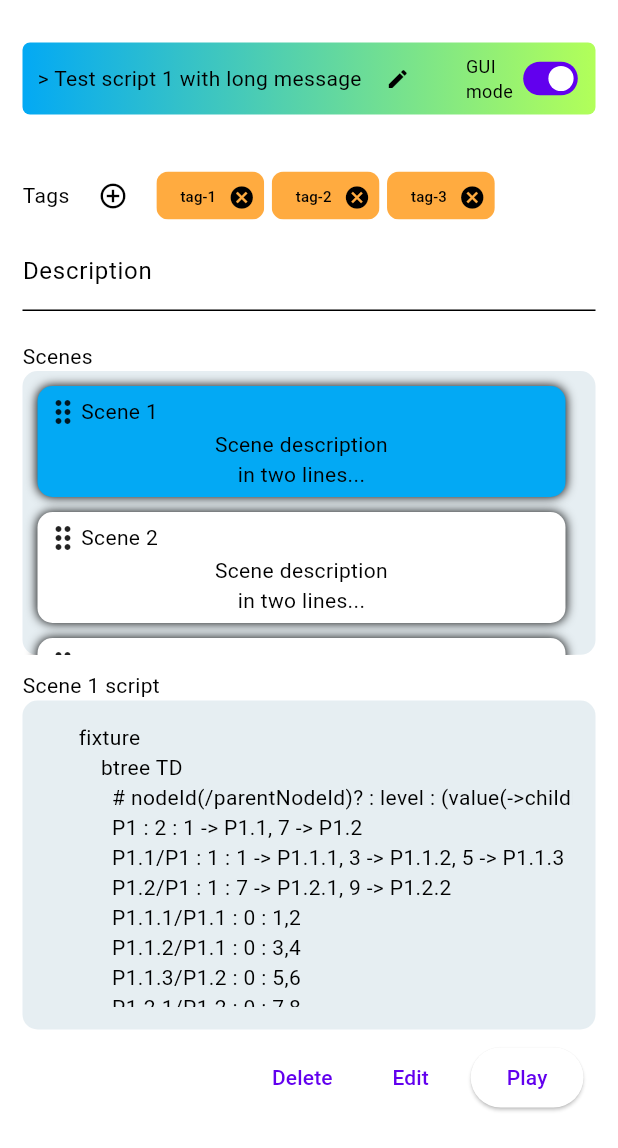
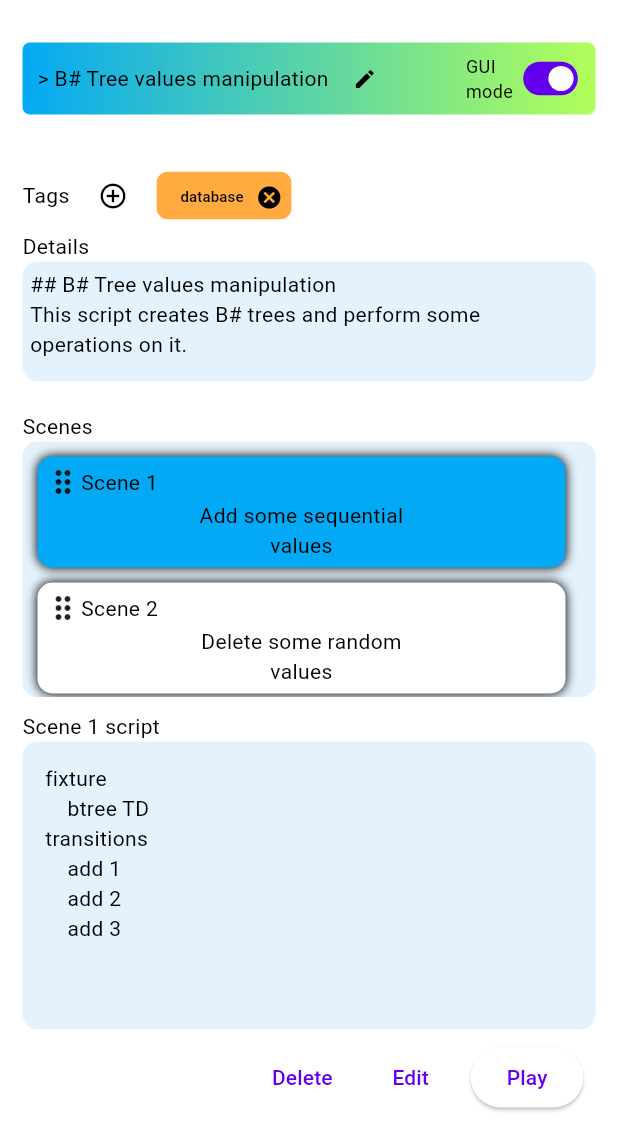
Before and after one commit to it-toolkit/visualizeit, a Flutter app: the screen it shows after launch, after a tap on "View", on a phone screen of 412 x 824 dp, the part 88-1236 px from its top. Run offline on Flutter 3.47's test engine with Material 3 defaults, Android fonts, the phone set to English and light mode, and no system bars; our stand-ins replace flutter_markdown, go_router.

Commit message:
refactor: Improve and move fake data (scripts, descriptions, etc.) to a single location to remove/update it easily.

```diff
--- a/lib/common/ui/tags_widget.dart
+++ b/lib/common/ui/tags_widget.dart
@@ -1,4 +1,6 @@
 import 'package:flutter/material.dart';
+
+import '../../fake_data.dart';
 
 class TagsWidget extends StatefulWidget {
   const TagsWidget({super.key});
@@ -25,9 +27,7 @@ class _TagsState extends State<TagsWidget> {
           tooltip: "Add",
           iconSize: 20,
         ),
-        buildChip("tag-1", () => {}),
-        buildChip("tag-2", () => {}),
-        buildChip("tag-3", () => {}),
+        buildChip(fakeSelectedTags[0], () => {}),
       ],
     );
   }
--- a/lib/extension/ui/extension_page.dart
+++ b/lib/extension/ui/extension_page.dart
@@ -3,6 +3,7 @@ import 'package:flutter_markdown/flutter_markdown.dart';
 import 'package:visualizeit/common/ui/base_page.dart';
 
 import '../../common/ui/adaptive_container_widget.dart';
+import '../../fake_data.dart';
 
 class ExtensionPage extends StatefulBasePage {
   const ExtensionPage({super.key, super.onHelpPressed});
@@ -22,15 +23,7 @@ class Extension {
 
 class _ExtensionPageState extends BasePageState<ExtensionPage> {
   //TODO implement extensions model
-  final List<Extension> _extensions = List<int>.generate(20, (i) => i + 1).map((i) {
-    final doc = """
-## Documentation for extension $i
-This is a fake extension.
-        """
-        .trimLeft();
-
-    return Extension('Fake extension $i', doc);
-  }).toList();
+  final List<Extension> _extensions = fakeExtensions;
 
   List<Extension> _filteredExtensions = [];
   int? _selectedIndex;
@@ -67,8 +60,7 @@ This is a fake extension.
             const Text("Extensions"),
             Expanded(
                 child: Container(
-                    decoration:
-                        const BoxDecoration(color: Color.fromRGBO(171, 197, 212, 0.3), borderRadius: BorderRadius.all(Radius.circular(10))),
+                    decoration: BoxDecoration(color: Colors.blue.shade50, borderRadius: const BorderRadius.all(Radius.circular(10))),
                     child: Material(
                         type: MaterialType.transparency,
                         child: _filteredExtensions.isNotEmpty || _query.isNotEmpty
@@ -137,9 +129,9 @@ This is a fake extension.
             Expanded(
               child: Container(
                   padding: const EdgeInsets.all(15.0),
-                  decoration: const BoxDecoration(
-                    color: Color.fromRGBO(171, 197, 212, 0.3),
-                    borderRadius: BorderRadius.all(Radius.circular(10)),
+                  decoration: BoxDecoration(
+                    color: Colors.blue.shade50,
+                    borderRadius: const BorderRadius.all(Radius.circular(10)),
                   ),
                   child: detailsWidget),
             ),
--- /dev/null
+++ b/lib/fake_data.dart
@@ -0,0 +1,80 @@
+import 'package:visualizeit/common/utils/extensions.dart';
+
+import 'extension/ui/extension_page.dart';
+
+const fakeScriptNames = [
+  "B# Tree values manipulation",
+  "B# Tree underflow",
+  "B# Tree overflow",
+  "Merge sort",
+];
+
+const fakeSelectedScriptId = "0";
+
+final fakeSelectedScriptDetails = """
+  ## B# Tree values manipulation
+  This script creates B# trees and perform some operations on it.
+  """
+    .trimIndent();
+
+const fakeSelectedTags = ["database"];
+
+const fakeScenes = [
+  'Add some sequential\nvalues',
+  'Delete some random\nvalues',
+  'Add some random\nvalues',
+];
+
+final fakeSceneScriptExample = """
+      fixture
+          btree TD
+      transitions
+          add 1
+          add 2
+          add 3
+      """
+    .trimIndent();
+
+final fakeFullScriptExample = """
+      name [${fakeScriptNames[0]}]
+      details [[[
+        ## B# Tree values manipulation
+        This script creates B# trees and perform some operations on it.
+      ]]]
+      tags: data-structure
+      scene 1
+          description [${fakeScenes[0]}]
+          fixture
+              btree TD
+          transitions
+              add 1
+              add 2
+              add 3
+
+      scene 2
+          description [${fakeScenes[1]}]
+          fixture
+              btree TD
+              values 1, 2, 3, 4, 5, 6, 7, 8, 9
+          transitions
+              delete 2
+              delete 5
+              delete 7
+
+      scene 3
+          description [${fakeScenes[2]}]
+          fixture
+              btree TD
+          transitions
+              add 1
+              add 7
+              add 2
+              add 23
+      """
+    .trimIndent();
+
+final fakeExtensions = [
+  Extension('B# Tree', "B# Tree implementation for academic purposes"),
+  Extension('Flow diagram', "Flow diagram implementation supporting partial Mermaid syntax"),
+  Extension('Merge Sort', "Merge Sort implementation for academic purposes"),
+];
--- a/lib/player/ui/player_page.dart
+++ b/lib/player/ui/player_page.dart
@@ -4,6 +4,8 @@ import 'package:visualizeit/common/ui/custom_bar_widget.dart';
 import 'package:visualizeit/player/ui/player_button_bar.dart';
 import 'package:visualizeit/common/ui/base_page.dart';
 import 'package:visualizeit/visualizer/ui/canvas_widget.dart';
+
+import '../../fake_data.dart';
 
 class PlayerPage extends StatefulBasePage {
   const PlayerPage({super.key, required this.scriptId, super.onSignInPressed, super.onHelpPressed, super.onExtensionsPressed});
@@ -22,14 +24,14 @@ class PlayerPageState extends BasePageState<PlayerPage> {
   @override
   PreferredSizeWidget? buildAppBarBottom(BuildContext context) {
     return customBarWithModeSwitch(
-      "> ${widget.scriptId}",
+      "> ${fakeScriptNames[int.tryParse(widget.scriptId) ?? 0]}",
       (bool it) => {
         debugPrint("Mode updated: $it"),
         setState(() {
           graphicalMode = it;
         })
       },
-      (bool it) => it ? "View" : "Script",
+      (bool it) => it ? "View" : "Exploration",
     );
   }
 
@@ -82,7 +84,7 @@ class PlayerPageState extends BasePageState<PlayerPage> {
                 ],
               )),
           const Spacer(flex: 2),
-          buildScriptWidget(context, buildButtonBar(context), scriptExample),
+          buildScriptWidget(context, buildButtonBar(context), fakeSceneScriptExample),
         ],
       )
     ]);
@@ -99,10 +101,7 @@ class PlayerPageState extends BasePageState<PlayerPage> {
             Expanded(
               child: Container(
                 padding: const EdgeInsets.all(15.0),
-                decoration: const BoxDecoration(
-                  color: Color.fromRGBO(171, 197, 212, 0.3),
-                  // borderRadius: BorderRadius.all(Radius.circular(10)),
-                ),
+                decoration: BoxDecoration(color: Colors.blue.shade50),
                 child: SingleChildScrollView(
                   physics: const ClampingScrollPhysics(),
                   child: SingleChildScrollView(
@@ -117,25 +116,4 @@ class PlayerPageState extends BasePageState<PlayerPage> {
           ],
         ));
   }
-
-  static const scriptExample = """
-scene A
-    description: B+ Tree values manipulation
-    tags: data-structure, tree
-    fixture
-        btree TD
-          # nodeId(/parentNodeId)? : level : (value(->childNodeId)?)(,value(->childNodeId)?)+
-          P1 : 2 : 1 -> P1.1, 7 -> P1.2
-          P1.1/P1 : 1 : 1 -> P1.1.1, 3 -> P1.1.2, 5 -> P1.1.3
-          P1.2/P1 : 1 : 7 -> P1.2.1, 9 -> P1.2.2
-          P1.1.1/P1.1 : 0 : 1,2
-          P1.1.2/P1.1 : 0 : 3,4
-          P1.1.3/P1.2 : 0 : 5,6
-          P1.2.1/P1.2 : 0 : 7,8
-          P1.2.2/P1.3 : 0 : 9,10,11,12
-    transitions
-        Add node value 13 (1s)
-        Add node value 14 (1s)
-        Delete node value 13
-""";
 }
--- a/lib/scripting/ui/script_editor_page.dart
+++ b/lib/scripting/ui/script_editor_page.dart
@@ -2,7 +2,7 @@ import 'package:flutter/material.dart';
 import 'package:visualizeit/common/ui/adaptive_container_widget.dart';
 import 'package:visualizeit/common/ui/custom_bar_widget.dart';
 import 'package:visualizeit/common/ui/tags_widget.dart';
-import 'package:visualizeit/common/utils/extensions.dart';
+import 'package:visualizeit/fake_data.dart';
 import 'package:visualizeit/scripting/ui/script_view_widget.dart';
 
 import '../../common/ui/base_page.dart';
@@ -26,7 +26,7 @@ class ScriptEditorPageState extends BasePageState<ScriptEditorPage> {
   @override
   PreferredSizeWidget? buildAppBarBottom(BuildContext context) {
     return customBarWithModeSwitch(
-        "> ${widget.scriptId}",
+        "> ${fakeScriptNames[int.tryParse(widget.scriptId) ?? 0]}",
         (bool it) => {
               debugPrint("Mode updated: $it"),
               setState(() {
@@ -74,7 +74,7 @@ class ScriptEditorPageState extends BasePageState<ScriptEditorPage> {
     return Column(
       crossAxisAlignment: CrossAxisAlignment.stretch,
       children: [
-        buildScriptWidget(context, buildButtonBar(context), _scriptExample),
+        buildScriptWidget(context, buildButtonBar(context), fakeFullScriptExample),
       ],
     );
   }
@@ -83,19 +83,25 @@ class ScriptEditorPageState extends BasePageState<ScriptEditorPage> {
     return AdaptiveContainerWidget(children: [
       buildScenesList(),
       const Spacer(flex: 2),
-      buildScriptWidget(context, buildButtonBar(context), _sceneExample),
+      buildScriptWidget(context, buildButtonBar(context), fakeSceneScriptExample),
     ]);
   }
 
   Widget buildDescriptionRow(BuildContext context) {
-    return Container(
-        constraints: const BoxConstraints(maxHeight: 100),
-        child: const SingleChildScrollView(
-            child: TextField(
-          style: TextStyle(fontSize: 14),
-          decoration: InputDecoration(labelText: "Description", hintText: '...'),
-          maxLines: null,
-        )));
+    return Column(crossAxisAlignment: CrossAxisAlignment.stretch, children: [
+      const Text("Details"),
+      Container(
+        constraints: const BoxConstraints(maxHeight: 80),
+        padding: const EdgeInsets.all(5),
+        decoration: BoxDecoration(
+          color: Colors.blue.shade50,
+          borderRadius: const BorderRadius.all(Radius.circular(10)),
+        ),
+        child: SingleChildScrollView(
+          child: Text(fakeSelectedScriptDetails, style: const TextStyle(fontSize: 14)),
+        ),
+      )
+    ]);
   }
 
   Expanded buildScenesList() {
@@ -107,13 +113,12 @@ class ScriptEditorPageState extends BasePageState<ScriptEditorPage> {
             const Text("Scenes"),
             Expanded(
                 child: Container(
-              decoration:
-                  const BoxDecoration(color: Color.fromRGBO(171, 197, 212, 0.3), borderRadius: BorderRadius.all(Radius.circular(10))),
+              decoration: BoxDecoration(color: Colors.blue.shade50, borderRadius: const BorderRadius.all(Radius.circular(10))),
               child: ReorderableListView.builder(
                 physics: const ClampingScrollPhysics(),
                 onReorder: (int oldIndex, int newIndex) => {},
                 buildDefaultDragHandles: false,
-                itemCount: 5,
+                itemCount: fakeScenes.length,
                 itemBuilder: (BuildContext context, int index) {
                   return ReorderableDragStartListener(
                       index: index,
@@ -129,8 +134,8 @@ class ScriptEditorPageState extends BasePageState<ScriptEditorPage> {
                               ]),
                           child: Column(crossAxisAlignment: CrossAxisAlignment.center, children: [
                             Row(children: [const Icon(Icons.drag_indicator), Text('Scene ${index + 1}')]),
-                            const Text(
-                              'Scene description\nin two lines...',
+                            Text(
+                              fakeScenes[index],
                               textAlign: TextAlign.center,
                             ),
                           ])));
@@ -141,7 +146,6 @@ class ScriptEditorPageState extends BasePageState<ScriptEditorPage> {
         ));
   }
 
-  //TODO replace with Script widget from scripting module
   Expanded buildScriptWidget(BuildContext context, ButtonBar buttonBar, String sampleText) {
     return Expanded(
         flex: 58,
@@ -156,44 +160,4 @@ class ScriptEditorPageState extends BasePageState<ScriptEditorPage> {
           ],
         ));
   }
-
-  final _sceneExample = """
-      fixture
-          btree TD
-            # nodeId(/parentNodeId)? : level : (value(->childNodeId)?)(,value(->childNodeId)?)+
-            P1 : 2 : 1 -> P1.1, 7 -> P1.2
-            P1.1/P1 : 1 : 1 -> P1.1.1, 3 -> P1.1.2, 5 -> P1.1.3
-            P1.2/P1 : 1 : 7 -> P1.2.1, 9 -> P1.2.2
-            P1.1.1/P1.1 : 0 : 1,2
-            P1.1.2/P1.1 : 0 : 3,4
-            P1.1.3/P1.2 : 0 : 5,6
-            P1.2.1/P1.2 : 0 : 7,8
-            P1.2.2/P1.3 : 0 : 9,10,11,12
-      transitions
-          Add node value 13 (1s)
-          Add node value 14 (1s)
-          Delete node value 13
-      """;
-
-  final _scriptExample = """
-      scene A
-          description: B+ Tree values manipulation
-          tags: data-structure, tree
-          fixture
-              btree TD
-                # nodeId(/parentNodeId)? : level : (value(->childNodeId)?)(,value(->childNodeId)?)+
-                P1 : 2 : 1 -> P1.1, 7 -> P1.2
-                P1.1/P1 : 1 : 1 -> P1.1.1, 3 -> P1.1.2, 5 -> P1.1.3
-                P1.2/P1 : 1 : 7 -> P1.2.1, 9 -> P1.2.2
-                P1.1.1/P1.1 : 0 : 1,2
-                P1.1.2/P1.1 : 0 : 3,4
-                P1.1.3/P1.2 : 0 : 5,6
-                P1.2.1/P1.2 : 0 : 7,8
-                P1.2.2/P1.3 : 0 : 9,10,11,12
-          transitions
-              Add node value 13 (1s)
-              Add node value 14 (1s)
-              Delete node value 13
-      """
-      .trimIndent();
 }
--- a/lib/scripting/ui/script_selector_page.dart
+++ b/lib/scripting/ui/script_selector_page.dart
@@ -1,8 +1,10 @@
 import 'package:flutter/material.dart';
+import 'package:flutter_markdown/flutter_markdown.dart';
 import 'package:visualizeit/common/ui/base_page.dart';
 import 'package:visualizeit/common/ui/tags_widget.dart';
 
 import '../../common/ui/adaptive_container_widget.dart';
+import '../../fake_data.dart';
 
 class ScriptSelectorPage extends BasePage {
   /// Constructs a [ScriptSelectorPage]
@@ -38,14 +40,16 @@ class ScriptSelectorPage extends BasePage {
           body: TabBarView(
             children: [
               buildTabContent(context, buildButtonBar(context)),
-              buildTabContent(context, buildMyScriptsButtonBar(context)),
-              buildTabContent(context, buildButtonBar(context)),
+              _isUserLoggedIn() ? buildTabContent(context, buildMyScriptsButtonBar(context)) : buildLoginRequiredTabContent(context),
+              _isUserLoggedIn() ? buildTabContent(context, buildButtonBar(context)) : buildLoginRequiredTabContent(context),
             ],
           ),
         ),
       ),
     );
   }
+
+  bool _isUserLoggedIn() => false; //TODO
 
   Widget buildTabContent(BuildContext context, ButtonBar scriptButtonBar) {
     return AdaptiveContainerWidget(
@@ -73,12 +77,12 @@ class ScriptSelectorPage extends BasePage {
                   const BoxDecoration(color: Color.fromRGBO(171, 197, 212, 0.3), borderRadius: BorderRadius.all(Radius.circular(10))),
               child: ListView.builder(
                 itemExtent: 25,
-                itemCount: 5,
+                itemCount: fakeScriptNames.length,
                 physics: const ClampingScrollPhysics(),
                 itemBuilder: (BuildContext context, int index) {
                   return ListTile(
                     dense: true,
-                    title: Text('- Test script ${index + 1}'), //TODO replace with model selected value
+                    title: Text('- ${fakeScriptNames[index]}'), //TODO replace with model selected value
                     selected: index == 0,
                   );
                 },
@@ -125,7 +129,7 @@ class ScriptSelectorPage extends BasePage {
                   color: Color.fromRGBO(171, 197, 212, 0.3),
                   borderRadius: BorderRadius.all(Radius.circular(10)),
                 ),
-                child: const SingleChildScrollView(physics: ClampingScrollPhysics(), child: Text(scriptDetailsExample)),
+                child: SingleChildScrollView(physics: const ClampingScrollPhysics(), child: MarkdownBody(data: fakeSelectedScriptDetails)),
               ),
             ),
             buttonBar
@@ -137,8 +141,8 @@ class ScriptSelectorPage extends BasePage {
     return ButtonBar(
       children: [
         TextButton(onPressed: () => {_showConfirmDialog(context, "clone the script")}, child: const Text("Clone")),
-        TextButton(onPressed: () => {onViewPressed?.call("Test script 1 with long message")}, child: const Text("View")),
-        ElevatedButton(onPressed: () => {onPlayPressed?.call("Test script 1")}, child: const Text("Play")),
+        TextButton(onPressed: () => {onViewPressed?.call(fakeSelectedScriptId)}, child: const Text("View")),
+        ElevatedButton(onPressed: () => {onPlayPressed?.call(fakeSelectedScriptId)}, child: const Text("Play")),
       ],
     );
   }
@@ -148,8 +152,8 @@ class ScriptSelectorPage extends BasePage {
       children: [
         TextButton(onPressed: () => {_showConfirmDialog(context, "delete the script")}, child: const Text("Delete")),
         TextButton(onPressed: () => {_showConfirmDialog(context, "clone the script")}, child: const Text("Clone")),
-        TextButton(onPressed: () => {onViewPressed?.call("Test script 1")}, child: const Text("View")),
-        ElevatedButton(onPressed: () => {onPlayPressed?.call("Test script 1")}, child: const Text("Play")),
+        TextButton(onPressed: () => {onViewPressed?.call(fakeSelectedScriptId)}, child: const Text("View")),
+        ElevatedButton(onPressed: () => {onPlayPressed?.call(fakeSelectedScriptId)}, child: const Text("Play")),
       ],
     );
   }
@@ -186,11 +190,19 @@ class ScriptSelectorPage extends BasePage {
     );
   }
 
-  static const scriptDetailsExample = """
-lorem ipsum lorem ipsum lorem ipsum lorem ipsum lorem ipsum lorem ipsum lorem ipsum
-lorem ipsum lorem ipsum lorem ipsum lorem ipsum lorem ipsum lorem ipsum lorem ipsum
-lorem ipsum lorem ipsum lorem ipsum lorem ipsum lorem ipsum lorem ipsum lorem ipsum
-lorem ipsum lorem ipsum lorem ipsum lorem ipsum lorem ipsum lorem ipsum lorem ipsum
-lorem ipsum lorem ipsum lorem ipsum lorem ipsum lorem ipsum lorem ipsum lorem ipsum
-""";
+  buildLoginRequiredTabContent(BuildContext context) {
+    return Container(
+        alignment: Alignment.center,
+        child: Row(
+          mainAxisAlignment: MainAxisAlignment.center,
+          children: [
+            Icon(
+              Icons.info_outline,
+              size: 36,
+              color: Colors.blue.shade300,
+            ),
+            const Text("Login required")
+          ],
+        ));
+  }
 }
--- a/lib/scripting/ui/script_view_widget.dart
+++ b/lib/scripting/ui/script_view_widget.dart
@@ -9,9 +9,9 @@ class ScriptViewWidget extends StatelessWidget {
   Widget build(BuildContext context) {
     return Container(
       padding: const EdgeInsets.all(15.0),
-      decoration: const BoxDecoration(
-        color: Color.fromRGBO(171, 197, 212, 0.3),
-        borderRadius: BorderRadius.all(Radius.circular(10)),
+      decoration: BoxDecoration(
+        color: Colors.blue.shade50,
+        borderRadius: const BorderRadius.all(Radius.circular(10)),
       ),
       child: SingleChildScrollView(
         physics: const ClampingScrollPhysics(),
```
Also changed, not shown: 1 other file.
